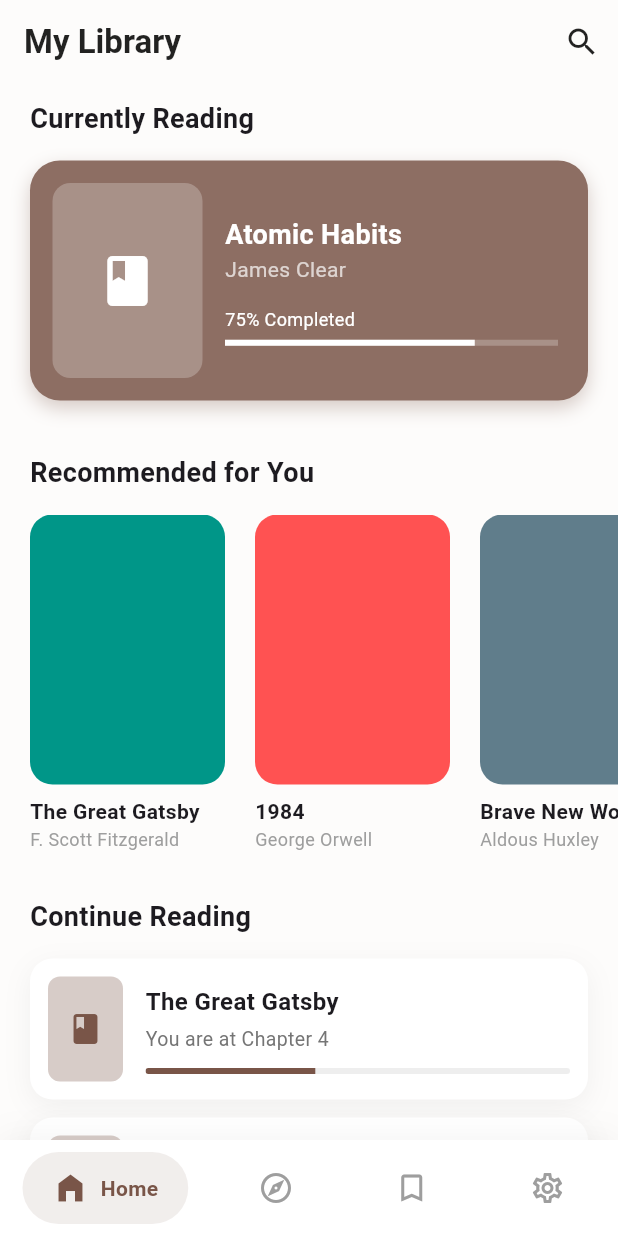
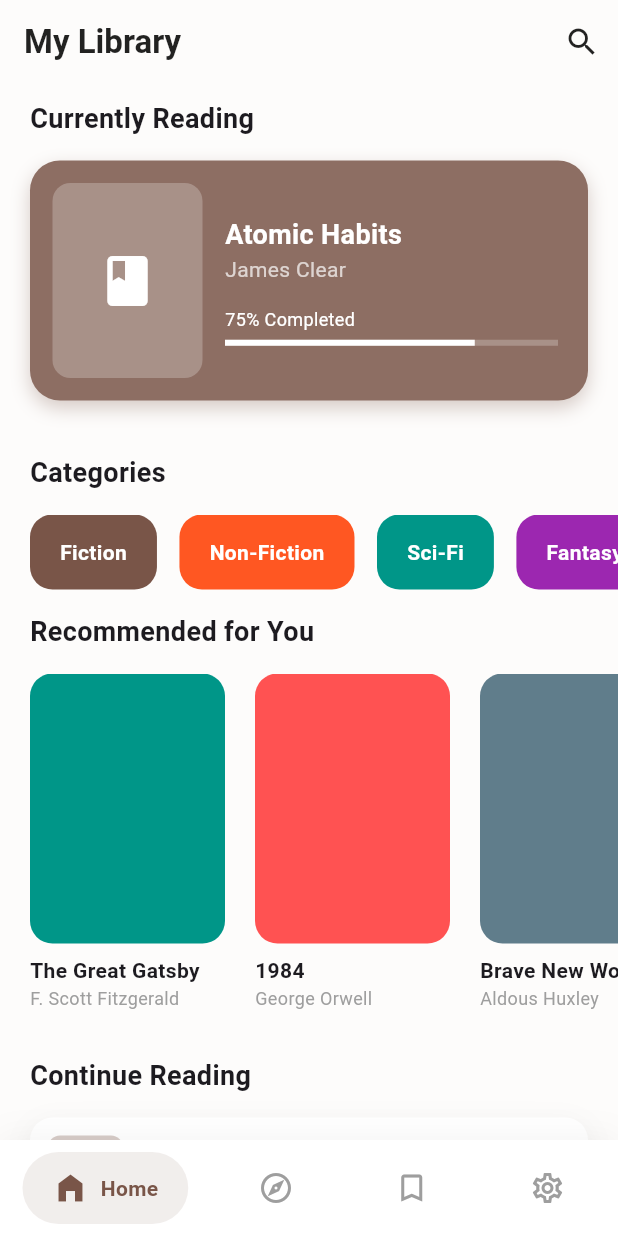
Before and after one commit to sokliNnuon1/khmer_read, a Flutter app: the screen it shows after launch, on a phone screen of 412 x 824 dp. Run offline on Flutter 3.47's test engine with Material 3 defaults, Android fonts, the phone set to English and light mode, and no system bars; drawn by our look-alikes of google_nav_bar.

Commit message:
Update home page

```diff
--- a/lib/module/Homescreen/Homescreen.dart
+++ b/lib/module/Homescreen/Homescreen.dart
@@ -37,6 +37,29 @@
             const SizedBox(height: 15),
             buildCurrentBookCard(),
             const SizedBox(height: 35),
+            const Padding(
+              padding: EdgeInsets.symmetric(horizontal: 20),
+              child: Text(
+                "Categories",
+                style: TextStyle(fontSize: 18, fontWeight: FontWeight.w600),
+              ),
+            ),
+            const SizedBox(height: 15),
+           SizedBox(
+            height: 50,
+            child: ListView(
+              scrollDirection: Axis.horizontal,
+              padding: const EdgeInsets.only(left: 20),
+              children: [
+                buildCategoryCard("Fiction", Colors.brown),
+                buildCategoryCard("Non-Fiction", Colors.deepOrange),
+                buildCategoryCard("Sci-Fi", Colors.teal),
+                buildCategoryCard("Fantasy", Colors.purple),
+                buildCategoryCard("Biography", Colors.indigo),
+              ],
+            ),
+          ),
+            const SizedBox(height: 15),
             const Padding(
               padding: EdgeInsets.symmetric(horizontal: 20),
               child: Text(
--- a/lib/module/Homescreen/Homescreen_widget.dart
+++ b/lib/module/Homescreen/Homescreen_widget.dart
@@ -135,3 +135,22 @@
     ),
   );
 }
+
+Widget buildCategoryCard(String category, Color color) {
+  return Container(
+    padding: const EdgeInsets.symmetric(horizontal: 20),
+    margin: const EdgeInsets.only(right: 15),
+    decoration: BoxDecoration(
+      color: color,
+      borderRadius: BorderRadius.circular(15),
+    ),
+    alignment: Alignment.center,
+    child: Text(
+      category,
+      style: const TextStyle(
+        color: Colors.white,
+        fontWeight: FontWeight.bold,
+      ),
+    ),
+  );
+}
```
